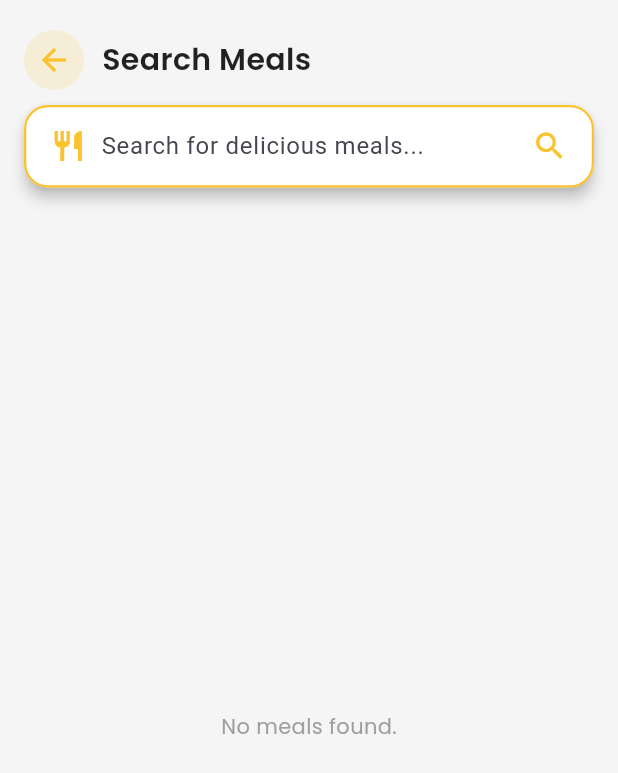
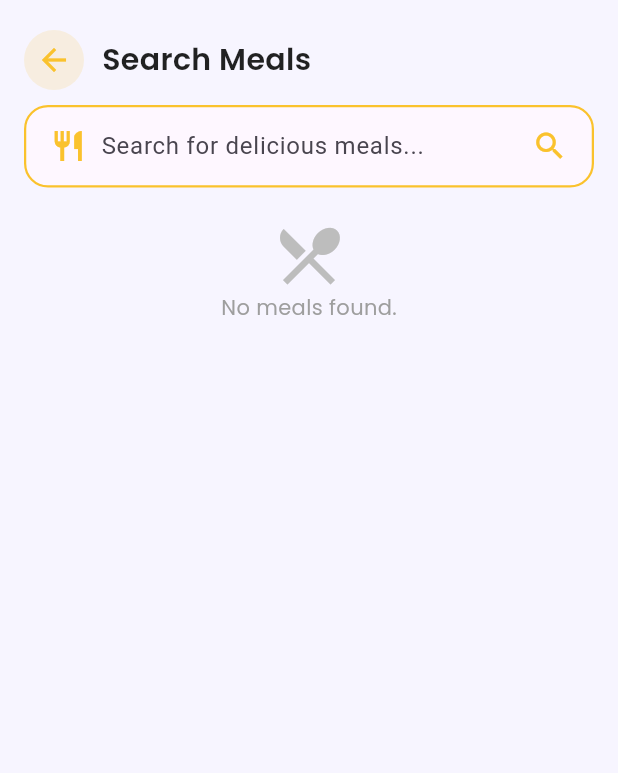
Before and after one commit to SahilPatil2002/food_express, a Flutter app: the SearchScreen screen opened directly, on a phone screen of 412 x 824 dp. Shown: the top 773 px of the screen. Run offline on Flutter 3.47's test engine with Material 3 defaults, Android fonts, the light colour scheme and no system bars; our stand-ins replace curved_navigation_bar, dio, get, google_fonts.

Commit message:
Minor UI changes

```diff
--- a/lib/screens/home_page.dart
+++ b/lib/screens/home_page.dart
@@ -296,7 +296,6 @@ class _HomeScreenState extends State<HomeScreen> {
 
                             SizedBox(height: 6),
 
-                            // Stars
                             Row(
                               mainAxisAlignment: MainAxisAlignment.center,
                               children: List.generate(
@@ -311,7 +310,6 @@ class _HomeScreenState extends State<HomeScreen> {
 
                             Spacer(),
 
-                            // Price and Add Button
                             Row(
                               mainAxisAlignment: MainAxisAlignment.spaceAround,
                               children: [
--- a/lib/screens/search_screen.dart
+++ b/lib/screens/search_screen.dart
@@ -40,7 +40,7 @@ class _SearchScreenState extends State<SearchScreen>
     final yellow = Color.fromRGBO(250, 194, 45, 1);
 
     return Scaffold(
-      backgroundColor: Colors.grey[100],
+      backgroundColor: Color.fromRGBO(247, 245, 255, 1),
       body: SafeArea(
         child: Column(
           children: [
@@ -78,13 +78,13 @@ class _SearchScreenState extends State<SearchScreen>
             Padding(
               padding: const EdgeInsets.symmetric(horizontal: 16),
               child: Material(
-                elevation: 4,
+                // elevation: 1,
                 borderRadius: BorderRadius.circular(16),
                 child: Container(
                   height: 55,
                   decoration: BoxDecoration(
                     border: Border.all(color: yellow, width: 1.5),
-                    color: Colors.white,
+                    // color: Colors.white,
                     borderRadius: BorderRadius.circular(16),
                   ),
                   padding: EdgeInsets.symmetric(horizontal: 16),
@@ -130,11 +130,18 @@ class _SearchScreenState extends State<SearchScreen>
                 }
 
                 if (controller.searchResults.isEmpty) {
-                  return Center(
-                    child: Text(
-                      "No meals found.",
-                      style: GoogleFonts.poppins(color: Colors.grey),
-                    ),
+                  return Column(
+                    children: [
+                      Icon(
+                        Icons.restaurant_menu,
+                        size: 50,
+                        color: Colors.grey[400],
+                      ),
+                      Text(
+                        "No meals found.",
+                        style: GoogleFonts.poppins(color: Colors.grey),
+                      ),
+                    ],
                   );
                 }
 
@@ -146,7 +153,7 @@ class _SearchScreenState extends State<SearchScreen>
                       shape: RoundedRectangleBorder(
                         borderRadius: BorderRadius.circular(16),
                       ),
-                      elevation: 4,
+                      elevation: 2,
                       margin: EdgeInsets.symmetric(horizontal: 16, vertical: 8),
                       child: Padding(
                         padding: const EdgeInsets.all(12),
@@ -158,7 +165,7 @@ class _SearchScreenState extends State<SearchScreen>
                               decoration: BoxDecoration(
                                 shape: BoxShape.circle,
                                 border: Border.all(
-                                  color: Color(0xFFfac22d),
+                                  color: Color.fromRGBO(250, 194, 45, 1),
                                   width: 2,
                                 ),
                                 image: DecorationImage(
@@ -177,6 +184,7 @@ class _SearchScreenState extends State<SearchScreen>
                                     style: GoogleFonts.poppins(
                                       fontWeight: FontWeight.w600,
                                       fontSize: 16,
+                                      color: yellow
                                     ),
                                     maxLines: 1,
                                     overflow: TextOverflow.ellipsis,
@@ -186,15 +194,15 @@ class _SearchScreenState extends State<SearchScreen>
                                     children: [
                                       Icon(
                                         Icons.location_on,
-                                        size: 14,
+                                        size: 15,
                                         color: Colors.grey,
                                       ),
                                       SizedBox(width: 4),
                                       Text(
                                         meal.strArea ?? 'Unknown',
                                         style: GoogleFonts.poppins(
-                                          fontSize: 13,
-                                          color: Colors.grey[700],
+                                          fontSize: 15,
+                                          color: Colors.black87,
                                         ),
                                       ),
                                     ],
@@ -205,7 +213,7 @@ class _SearchScreenState extends State<SearchScreen>
                             Icon(
                               Icons.arrow_forward_ios_rounded,
                               size: 16,
-                              color: Colors.grey,
+                              color: yellow,
                             ),
                           ],
                         ),
```
